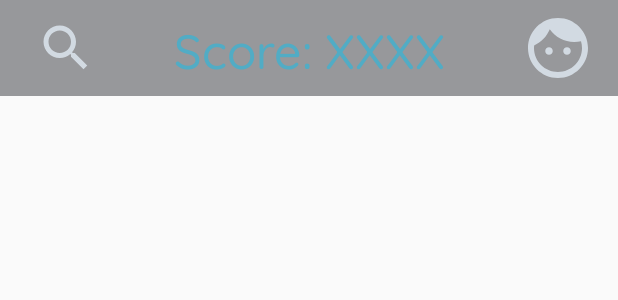
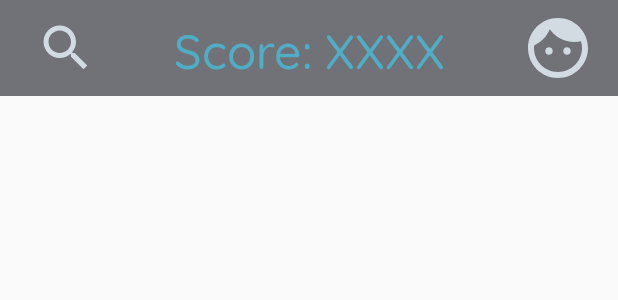
Before and after one commit to CMPUT301W22T00/QRHunt, an Android app: the layout action_bar.xml on its own in the app's theme, with its tools: preview values and no code run, on a phone screen of 412 x 824 dp. Shown: the top 300 px of the screen. Run offline under Robolectric (Android 15) with nearby library versions, the phone set to English and light mode, and no system bars; Roboto replaces fonts that are not available here.

Commit message:
colors and username length updated

```diff
--- a/app/src/main/res/layout/action_bar.xml
+++ b/app/src/main/res/layout/action_bar.xml
@@ -6,7 +6,7 @@
     android:layout_height="wrap_content"
     android:paddingEnd="@dimen/padding"
     android:paddingStart="@dimen/padding"
-    android:background="@color/accent_grey_dark_50op">
+    android:background="@color/accent_grey_dark_70op">
 
     <ImageButton android:id="@+id/navigation_search"
         android:src="@drawable/ic_button_search"
--- a/app/src/main/res/layout/activity_main.xml
+++ b/app/src/main/res/layout/activity_main.xml
@@ -13,7 +13,7 @@
         android:layout_width="match_parent"
         android:layout_height="wrap_content"
 
-        android:background="@color/accent_grey_dark_50op"
+        android:background="@color/accent_grey_dark_60op"
         app:itemIconSize="@dimen/bottom_nav_icons"
         app:itemIconTint="@color/main_off_white_blue_light"
         app:layout_constraintBottom_toBottomOf="parent"
--- a/app/src/main/res/layout/fragment_user_settings_edit_profile.xml
+++ b/app/src/main/res/layout/fragment_user_settings_edit_profile.xml
@@ -58,6 +58,7 @@
         android:padding="@dimen/padding"
         android:textColor="@color/accent_grey_blue_dark"
         android:textSize="@dimen/subtitle_size"
+        android:maxLength="10"
         app:layout_constraintLeft_toLeftOf="parent"
         app:layout_constraintTop_toBottomOf="@id/username_title" />
 
--- a/app/src/main/res/values/colors.xml
+++ b/app/src/main/res/values/colors.xml
@@ -29,6 +29,8 @@
 
     <color name="accent_light_blue_50op">#80c9f1fd</color>
     <color name="accent_grey_dark_50op">#8036393f</color>
+    <color name="accent_grey_dark_60op">#9636393f</color>
+    <color name="accent_grey_dark_70op">#b236393f</color>
 
 
 </resources>
```
